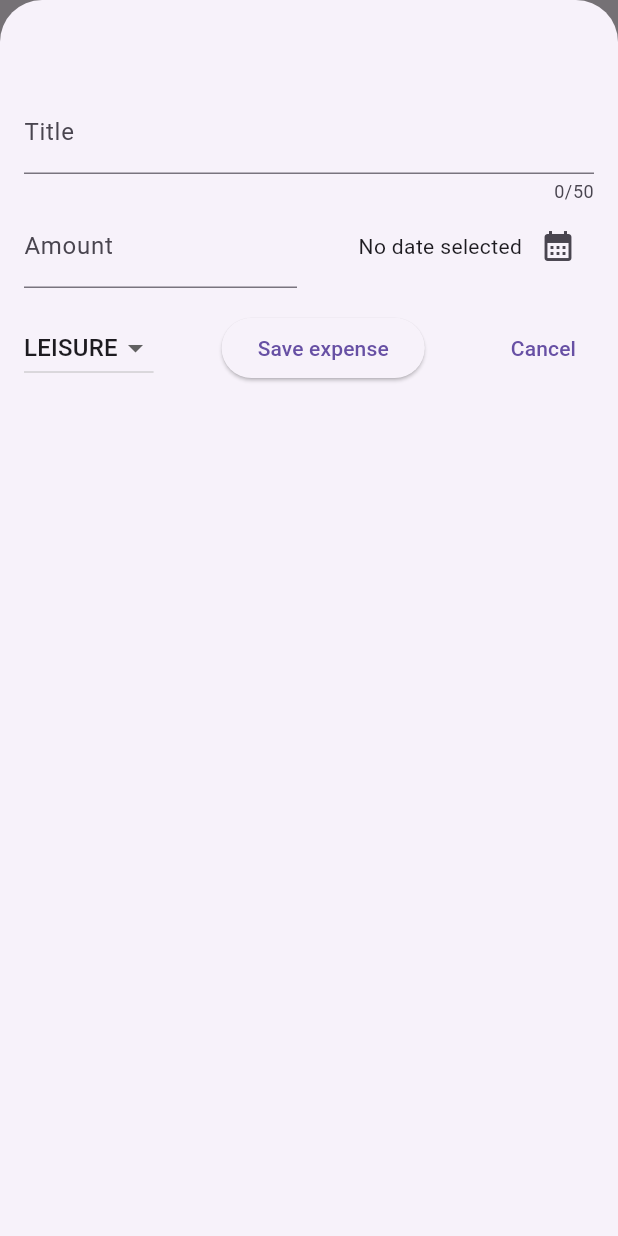
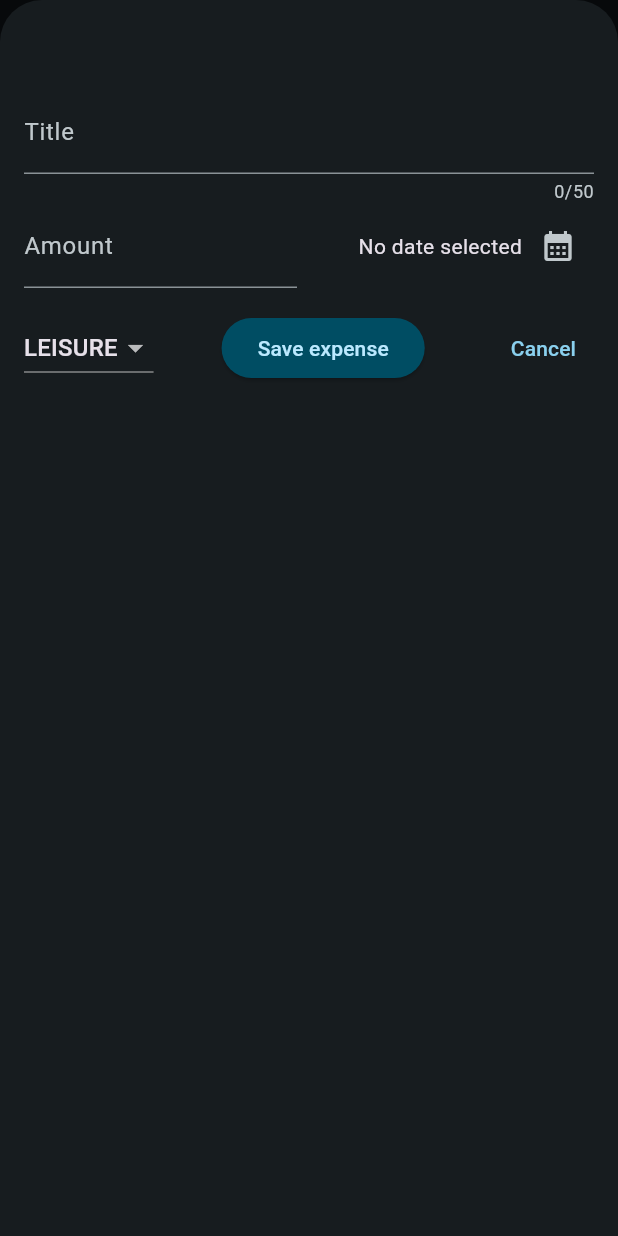
Before and after one commit to WojciechGalecki/expense_tracker, a Flutter app: the screen it shows after launch, after a tap on the "add" icon, on a phone screen of 412 x 824 dp. Run offline on Flutter 3.47's test engine with Material 3 defaults, Android fonts, the phone set to English and light mode, and no system bars.

Commit message:
adding chart + styling

```diff
--- a/lib/main.dart
+++ b/lib/main.dart
@@ -1,10 +1,62 @@
 import 'package:expense_tracker/widgets/expenses.dart';
 import 'package:flutter/material.dart';
 
+var kColorScheme = ColorScheme.fromSeed(
+  seedColor: const Color.fromARGB(255, 96, 59, 181),
+);
+
+var kDarkColorScheme = ColorScheme.fromSeed(
+  brightness: Brightness.dark,
+  seedColor: const Color.fromARGB(255, 5, 99, 125),
+);
+
 void main() {
   runApp(
-    const MaterialApp(
-      home: Expenses(),
+    MaterialApp(
+      theme: ThemeData().copyWith(
+        colorScheme: kColorScheme,
+        appBarTheme: const AppBarTheme().copyWith(
+          backgroundColor: kColorScheme.onPrimaryContainer,
+          foregroundColor: kColorScheme.primaryContainer,
+        ),
+        cardTheme: const CardTheme().copyWith(
+          color: kColorScheme.secondaryContainer,
+          margin: const EdgeInsets.symmetric(
+            horizontal: 16,
+            vertical: 8,
+          ),
+        ),
+        elevatedButtonTheme: ElevatedButtonThemeData(
+          style: ElevatedButton.styleFrom(
+            backgroundColor: kColorScheme.primaryContainer,
+          ),
+        ),
+        textTheme: const TextTheme().copyWith(
+          titleLarge: TextStyle(
+            fontWeight: FontWeight.normal,
+            color: kColorScheme.onSecondaryContainer,
+            fontSize: 14,
+          ),
+        ),
+      ),
+      darkTheme: ThemeData.dark().copyWith(
+        colorScheme: kDarkColorScheme,
+        cardTheme: const CardTheme().copyWith(
+          color: kDarkColorScheme.secondaryContainer,
+          margin: const EdgeInsets.symmetric(
+            horizontal: 16,
+            vertical: 8,
+          ),
+        ),
+        elevatedButtonTheme: ElevatedButtonThemeData(
+          style: ElevatedButton.styleFrom(
+            backgroundColor: kDarkColorScheme.primaryContainer,
+            foregroundColor: kDarkColorScheme.onPrimaryContainer
+          ),
+        ),
+      ),
+      themeMode: ThemeMode.dark, // default - system
+      home: const Expenses(),
     ),
   );
 }
--- a/lib/models/expense.dart
+++ b/lib/models/expense.dart
@@ -36,3 +36,28 @@ class Expense {
     return formatter.format(date);
   }
 }
+
+class ExpenseBucket {
+  final ExpenseCategory category;
+  final List<Expense> expenses;
+
+  ExpenseBucket({
+    required this.category,
+    required this.expenses,
+  });
+
+  ExpenseBucket.forCategory(List<Expense> allExpenses, this.category)
+      : expenses = allExpenses
+            .where((expense) => expense.category == category)
+            .toList();
+
+  double get totalExpenses {
+    double sum = 0;
+
+    for (final expense in expenses) {
+      sum += expense.amount;
+    }
+
+    return sum;
+  }
+}
--- /dev/null
+++ b/lib/widgets/chart/chart.dart
@@ -0,0 +1,95 @@
+import 'package:flutter/material.dart';
+
+import 'package:expense_tracker/widgets/chart/chart_bar.dart';
+import 'package:expense_tracker/models/expense.dart';
+
+class Chart extends StatelessWidget {
+  final List<Expense> expenses;
+
+  const Chart({super.key, required this.expenses});
+
+  List<ExpenseBucket> get buckets {
+    return [
+      ExpenseBucket.forCategory(expenses, ExpenseCategory.food),
+      ExpenseBucket.forCategory(expenses, ExpenseCategory.leisure),
+      ExpenseBucket.forCategory(expenses, ExpenseCategory.travel),
+      ExpenseBucket.forCategory(expenses, ExpenseCategory.work),
+    ];
+  }
+
+  double get maxTotalExpense {
+    double maxTotalExpense = 0;
+
+    for (final bucket in buckets) {
+      if (bucket.totalExpenses > maxTotalExpense) {
+        maxTotalExpense = bucket.totalExpenses;
+      }
+    }
+
+    return maxTotalExpense;
+  }
+
+  @override
+  Widget build(BuildContext context) {
+    final isDarkMode =
+        MediaQuery.of(context).platformBrightness == Brightness.dark;
+    return Container(
+      margin: const EdgeInsets.all(16),
+      padding: const EdgeInsets.symmetric(
+        vertical: 16,
+        horizontal: 8,
+      ),
+      width: double.infinity,
+      height: 180,
+      decoration: BoxDecoration(
+        borderRadius: BorderRadius.circular(8),
+        gradient: LinearGradient(
+          colors: [
+            Theme.of(context).colorScheme.primary.withOpacity(0.3),
+            Theme.of(context).colorScheme.primary.withOpacity(0.0)
+          ],
+          begin: Alignment.bottomCenter,
+          end: Alignment.topCenter,
+        ),
+      ),
+      child: Column(
+        children: [
+          Expanded(
+            child: Row(
+              crossAxisAlignment: CrossAxisAlignment.end,
+              children: [
+                for (final bucket in buckets) // alternative to map()
+                  ChartBar(
+                    fill: bucket.totalExpenses == 0
+                        ? 0
+                        : bucket.totalExpenses / maxTotalExpense,
+                  )
+              ],
+            ),
+          ),
+          const SizedBox(height: 12),
+          Row(
+            children: buckets
+                .map(
+                  (bucket) => Expanded(
+                    child: Padding(
+                      padding: const EdgeInsets.symmetric(horizontal: 4),
+                      child: Icon(
+                        categoryIcons[bucket.category],
+                        color: isDarkMode
+                            ? Theme.of(context).colorScheme.secondary
+                            : Theme.of(context)
+                                .colorScheme
+                                .primary
+                                .withOpacity(0.7),
+                      ),
+                    ),
+                  ),
+                )
+                .toList(),
+          )
+        ],
+      ),
+    );
+  }
+}
--- /dev/null
+++ b/lib/widgets/chart/chart_bar.dart
@@ -0,0 +1,34 @@
+import 'package:flutter/material.dart';
+
+class ChartBar extends StatelessWidget {
+  final double fill;
+
+  const ChartBar({
+    super.key,
+    required this.fill,
+  });
+
+  @override
+  Widget build(BuildContext context) {
+    final isDarkMode =
+        MediaQuery.of(context).platformBrightness == Brightness.dark;
+    return Expanded(
+      child: Padding(
+        padding: const EdgeInsets.symmetric(horizontal: 4),
+        child: FractionallySizedBox(
+          heightFactor: fill,
+          child: DecoratedBox(
+            decoration: BoxDecoration(
+              shape: BoxShape.rectangle,
+              borderRadius:
+                  const BorderRadius.vertical(top: Radius.circular(8)),
+              color: isDarkMode
+                  ? Theme.of(context).colorScheme.secondary
+                  : Theme.of(context).colorScheme.primary.withOpacity(0.65),
+            ),
+          ),
+        ),
+      ),
+    );
+  }
+}
--- a/lib/widgets/expenses.dart
+++ b/lib/widgets/expenses.dart
@@ -1,3 +1,4 @@
+import 'package:expense_tracker/widgets/chart/chart.dart';
 import 'package:expense_tracker/widgets/expenses_list/expenses_list.dart';
 import 'package:expense_tracker/models/expense.dart';
 import 'package:expense_tracker/widgets/new_expense.dart';
@@ -30,6 +31,16 @@ class _ExpensesState extends State<Expenses> {
 
   @override
   Widget build(BuildContext context) {
+    Widget mainContent =
+        const Center(child: Text('No expenses. Add something'));
+
+    if (_expenses.isNotEmpty) {
+      mainContent = ExpensesList(
+        expenses: _expenses,
+        onRemoveExpense: _removeExpense,
+      );
+    }
+
     return Scaffold(
       appBar: AppBar(
         title: const Text('Expense tracker'),
@@ -42,12 +53,9 @@ class _ExpensesState extends State<Expenses> {
       ),
       body: Column(
         children: [
-          const Text('The chart'),
+          Chart(expenses: _expenses),
           Expanded(
-            child: ExpensesList(
-              expenses: _expenses,
-              onRemoveExpense: _removeExpense,
-            ),
+            child: mainContent,
           ),
         ],
       ),
@@ -67,6 +75,22 @@ class _ExpensesState extends State<Expenses> {
   }
 
   void _removeExpense(Expense expense) {
+    final expenseIndex = _expenses.indexOf(expense);
     setState(() => _expenses.remove(expense));
+    ScaffoldMessenger.of(context).clearSnackBars();
+    ScaffoldMessenger.of(context).showSnackBar(
+      SnackBar(
+        duration: const Duration(seconds: 3),
+        content: const Text('Expense removed'),
+        action: SnackBarAction(
+          label: 'Undo',
+          onPressed: () {
+            setState(() {
+              _expenses.insert(expenseIndex, expense);
+            });
+          },
+        ),
+      ),
+    );
   }
 }
--- a/lib/widgets/expenses_list/expense_item.dart
+++ b/lib/widgets/expenses_list/expense_item.dart
@@ -15,8 +15,12 @@ class ExpenseItem extends StatelessWidget {
           vertical: 16,
         ),
         child: Column(
+          crossAxisAlignment: CrossAxisAlignment.start,
           children: [
-            Text(expense.title),
+            Text(
+              expense.title,
+              style: Theme.of(context).textTheme.titleLarge,
+            ),
             const SizedBox(height: 4),
             Row(
               children: [
--- a/lib/widgets/expenses_list/expenses_list.dart
+++ b/lib/widgets/expenses_list/expenses_list.dart
@@ -18,6 +18,12 @@ class ExpensesList extends StatelessWidget {
       itemCount: expenses.length,
       itemBuilder: (ctx, index) => Dismissible(
         key: ValueKey(expenses[index]),
+        background: Container(
+          color: Theme.of(context).colorScheme.error.withOpacity(0.75),
+          margin: EdgeInsets.symmetric(
+            horizontal: Theme.of(context).cardTheme.margin!.horizontal,
+          ),
+        ),
         onDismissed: (direction) => onRemoveExpense(expenses[index]),
         child: ExpenseItem(expenses[index]),
       ),
```
